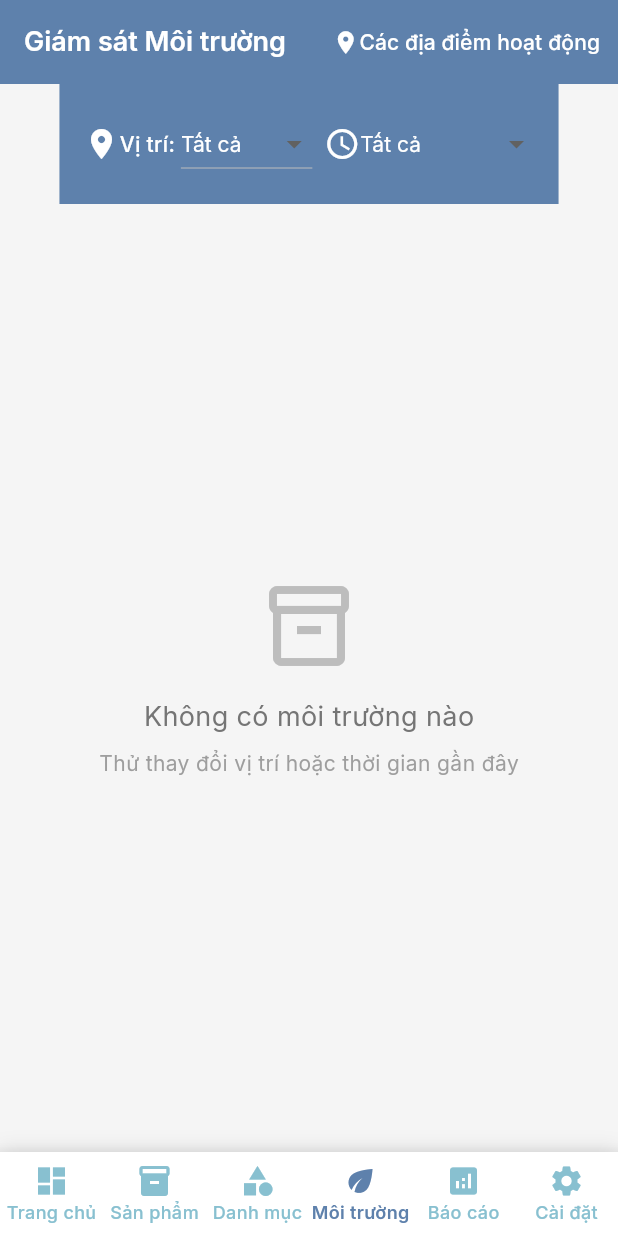
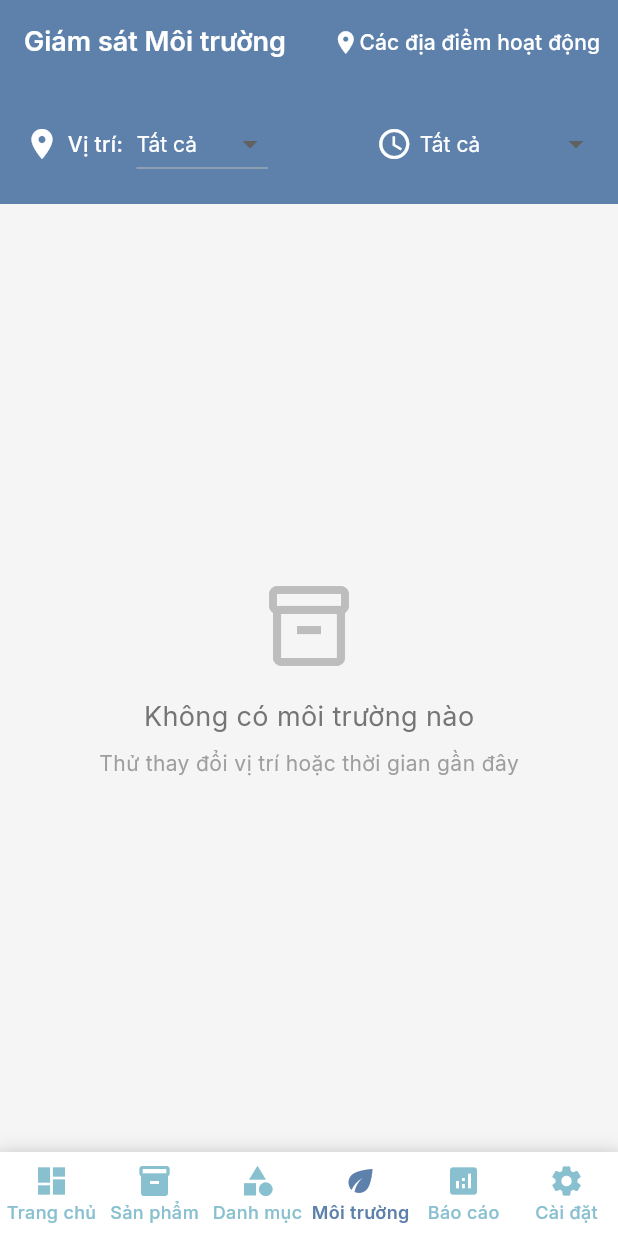
Before and after one commit to thienkk25/EnviroAgriManager, a Flutter app: the screen it shows once a user with an empty profile is signed in, item 4 of the bottom bar chosen, on a phone screen of 412 x 824 dp. Run offline on Flutter 3.47's test engine with Material 3 defaults, Android fonts, the phone set to English and light mode, and no system bars; our stand-ins replace fl_chart, google_fonts, supabase_flutter; accounts and stored records are empty; statements that could not run were skipped.

Commit message:
responsive

```diff
--- a/lib/screens/categories_screen.dart
+++ b/lib/screens/categories_screen.dart
@@ -148,7 +148,7 @@ class CategoryScreen extends StatelessWidget {
                     crossAxisCount: constraints.maxWidth < 600 ? 2 : 4,
                     crossAxisSpacing: 16,
                     mainAxisSpacing: 16,
-                    childAspectRatio: constraints.maxWidth < 600 ? .7 : 1.1,
+                    childAspectRatio: constraints.maxWidth < 600 ? .75 : 1.1,
                   ),
                   itemCount: subCategories.length,
                   itemBuilder: (context, index) {
--- a/lib/screens/environmental_screen.dart
+++ b/lib/screens/environmental_screen.dart
@@ -77,16 +77,16 @@ class _EnvironmentalScreenState extends State<EnvironmentalScreen> {
           Container(
             color: const Color(0xFF5E81AC),
             padding: const EdgeInsets.all(16),
-            child: Column(
-              mainAxisSize: MainAxisSize.min,
+            width: double.infinity,
+            child: Wrap(
+              alignment: WrapAlignment.spaceBetween,
+              spacing: 8,
+              runAlignment: WrapAlignment.spaceBetween,
+              runSpacing: 8,
               children: [
-                // Location Filter
                 Row(
                   mainAxisSize: MainAxisSize.min,
-                  mainAxisAlignment: MainAxisAlignment.spaceAround,
-                  spacing: 8,
-                  children: [
-                    Row(
+                  spacing: 5,
                   children: [
                     const Icon(Icons.location_on, color: Colors.white),
                     Text(
@@ -166,9 +166,7 @@ class _EnvironmentalScreenState extends State<EnvironmentalScreen> {
                                                 .map((district) {
                                                   return DropdownMenuItem(
                                                     value: district.id,
-                                                        child: Text(
-                                                          district.name,
-                                                        ),
+                                                    child: Text(district.name),
                                                   );
                                                 }),
                                           ],
@@ -228,6 +226,8 @@ class _EnvironmentalScreenState extends State<EnvironmentalScreen> {
                   ],
                 ),
                 Row(
+                  mainAxisSize: MainAxisSize.min,
+                  spacing: 5,
                   children: [
                     const Icon(Icons.schedule, color: Colors.white),
                     DropdownButton<String>(
@@ -270,8 +270,6 @@ class _EnvironmentalScreenState extends State<EnvironmentalScreen> {
                           _selectedTimeRange = value!;
                         });
                       },
-                        ),
-                      ],
                     ),
                   ],
                 ),
--- a/lib/widgets/category_card.dart
+++ b/lib/widgets/category_card.dart
@@ -109,7 +109,7 @@ class CategoryCard extends StatelessWidget {
                   ),
                 ),
                 Positioned(
-                  right: MediaQuery.sizeOf(context).width < 600 ? -20 : 0,
+                  right: MediaQuery.sizeOf(context).width < 600 ? -10 : 0,
                   child: Consumer<AuthProvider>(
                     builder: (context, authProvider, child) {
                       final canEdit = authProvider.hasPermission('edit');
```
Also changed, not shown: lib/screens/reports_screen.dart (+7 -3 lines), lib/screens/user_management_screen.dart (+8 -4 lines), lib/widgets/environmental_data_card.dart (+6 -1 lines). Lines whose indentation alone changed are shown as unchanged.
